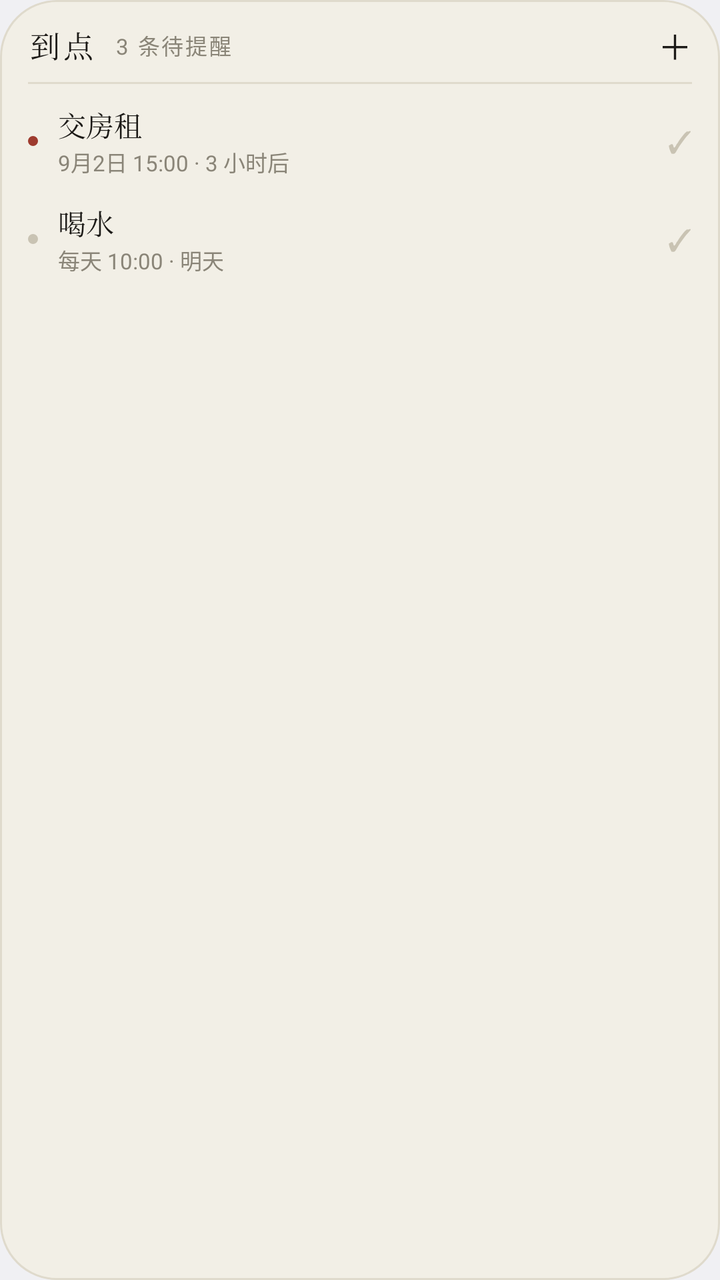
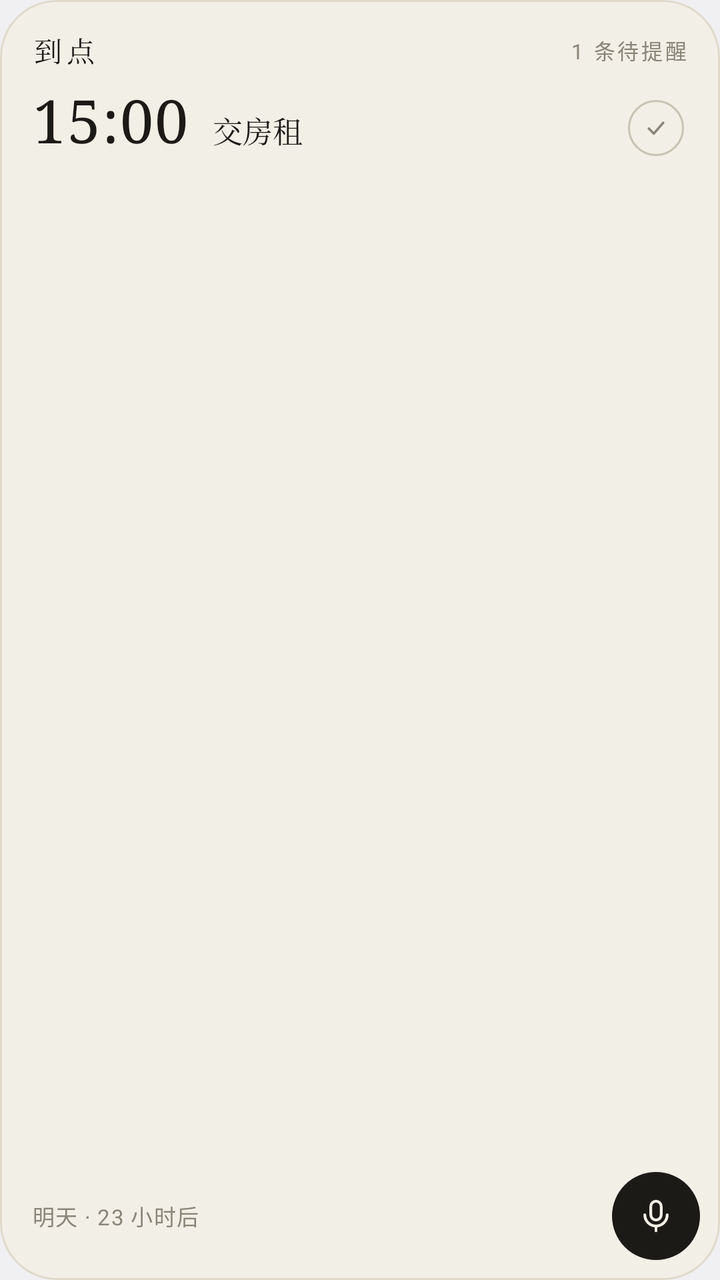

Screens rendered from an Android XML layout before and after an edit, with the pre-edit source and the edit as a unified diff.
<!-- AndroidManifest.xml: application theme Theme.Daodian -->
<!-- res/layout/widget_preview.xml -->
<?xml version="1.0" encoding="utf-8"?>
<LinearLayout xmlns:android="http://schemas.android.com/apk/res/android"
    android:layout_width="match_parent"
    android:layout_height="wrap_content"
    android:orientation="vertical"
    android:background="@drawable/widget_bg">

    <LinearLayout
        android:layout_width="match_parent"
        android:layout_height="wrap_content"
        android:orientation="horizontal"
        android:gravity="center_vertical"
        android:paddingStart="14dp"
        android:paddingEnd="14dp"
        android:paddingTop="10dp"
        android:paddingBottom="6dp">

        <TextView
            android:layout_width="wrap_content"
            android:layout_height="wrap_content"
            android:text="@string/app_name"
            android:fontFamily="serif"
            android:textSize="15sp"
            android:letterSpacing="0.12"
            android:textColor="@color/widget_ink" />

        <TextView
            android:layout_width="0dp"
            android:layout_height="wrap_content"
            android:layout_weight="1"
            android:layout_marginStart="10dp"
            android:text="@string/widget_preview_count"
            android:textSize="11sp"
            android:letterSpacing="0.08"
            android:textColor="@color/widget_muted" />

        <TextView
            android:layout_width="wrap_content"
            android:layout_height="wrap_content"
            android:text="@string/widget_add_glyph"
            android:textSize="17sp"
            android:textColor="@color/widget_ink" />
    </LinearLayout>

    <ImageView
        android:layout_width="match_parent"
        android:layout_height="1dp"
        android:layout_marginStart="14dp"
        android:layout_marginEnd="14dp"
        android:background="@color/widget_rule"
        android:importantForAccessibility="no" />

    <LinearLayout
        android:layout_width="match_parent"
        android:layout_height="wrap_content"
        android:orientation="horizontal"
        android:gravity="center_vertical"
        android:paddingStart="14dp"
        android:paddingEnd="14dp"
        android:paddingTop="10dp"
        android:paddingBottom="6dp">

        <ImageView
            android:layout_width="5dp"
            android:layout_height="5dp"
            android:layout_marginEnd="10dp"
            android:src="@drawable/widget_dot"
            android:importantForAccessibility="no" />

        <LinearLayout
            android:layout_width="0dp"
            android:layout_height="wrap_content"
            android:layout_weight="1"
            android:orientation="vertical">

            <TextView
                android:layout_width="match_parent"
                android:layout_height="wrap_content"
                android:text="@string/widget_preview_title_1"
                android:fontFamily="serif"
                android:textSize="14sp"
                android:textColor="@color/widget_ink" />

            <TextView
                android:layout_width="match_parent"
                android:layout_height="wrap_content"
                android:text="@string/widget_preview_time_1"
                android:textSize="11sp"
                android:textColor="@color/widget_muted" />
        </LinearLayout>

        <TextView
            android:layout_width="wrap_content"
            android:layout_height="wrap_content"
            android:text="@string/widget_done_glyph"
            android:textSize="15sp"
            android:textColor="@color/widget_rule2" />
    </LinearLayout>

    <LinearLayout
        android:layout_width="match_parent"
        android:layout_height="wrap_content"
        android:orientation="horizontal"
        android:gravity="center_vertical"
        android:paddingStart="14dp"
        android:paddingEnd="14dp"
        android:paddingTop="6dp"
        android:paddingBottom="14dp">

        <ImageView
            android:layout_width="5dp"
            android:layout_height="5dp"
            android:layout_marginEnd="10dp"
            android:src="@drawable/widget_dot_muted"
            android:importantForAccessibility="no" />

        <LinearLayout
            android:layout_width="0dp"
            android:layout_height="wrap_content"
            android:layout_weight="1"
            android:orientation="vertical">

            <TextView
                android:layout_width="match_parent"
                android:layout_height="wrap_content"
                android:text="@string/widget_preview_title_2"
                android:fontFamily="serif"
                android:textSize="14sp"
                android:textColor="@color/widget_ink" />

            <TextView
                android:layout_width="match_parent"
                android:layout_height="wrap_content"
                android:text="@string/widget_preview_time_2"
                android:textSize="11sp"
                android:textColor="@color/widget_muted" />
        </LinearLayout>

        <TextView
            android:layout_width="wrap_content"
            android:layout_height="wrap_content"
            android:text="@string/widget_done_glyph"
            android:textSize="15sp"
            android:textColor="@color/widget_rule2" />
    </LinearLayout>

</LinearLayout>
<!-- resources referenced by this layout -->
<resources>
  <color name="widget_ink">#FF1C1A17</color>
  <color name="widget_muted">#FF8A8578</color>
  <color name="widget_rule">#FFDFDACC</color>
  <color name="widget_rule2">#FFC9C3B3</color>
  <!-- drawable widget_bg (drawable) -->
  <?xml version="1.0" encoding="utf-8"?>
  <shape xmlns:android="http://schemas.android.com/apk/res/android" android:shape="rectangle">
      <solid android:color="@color/widget_paper" />
      <stroke android:width="1dp" android:color="@color/widget_rule" />
      <corners android:radius="@android:dimen/system_app_widget_background_radius" />
  </shape>
  <!-- drawable widget_dot (drawable) -->
  <?xml version="1.0" encoding="utf-8"?>
  <shape xmlns:android="http://schemas.android.com/apk/res/android" android:shape="oval">
      <solid android:color="@color/widget_accent" />
  </shape>
  <!-- drawable widget_dot_muted (drawable) -->
  <?xml version="1.0" encoding="utf-8"?>
  <shape xmlns:android="http://schemas.android.com/apk/res/android" android:shape="oval">
      <solid android:color="@color/widget_rule2" />
  </shape>
  <string name="app_name">到点</string>
  <string name="widget_add_glyph" translatable="false">＋</string>
  <string name="widget_done_glyph" translatable="false">✓</string>
  <string name="widget_preview_count">3 条待提醒</string>
  <string name="widget_preview_time_1">9月2日 15:00 · 3 小时后</string>
  <string name="widget_preview_time_2">每天 10:00 · 明天</string>
  <string name="widget_preview_title_1">交房租</string>
  <string name="widget_preview_title_2">喝水</string>
  <style name="Theme.Daodian" parent="android:Theme.DeviceDefault.DayNight">
          <item name="android:windowNoTitle">true</item>
          <item name="android:windowActionBar">false</item>
      </style>
  <color name="widget_paper">#FFF2EFE6</color>
  <color name="widget_accent">#FF9E3B2E</color>
</resources>

<!-- the commit's change to res/layout/widget_preview.xml (unified diff, before → after) -->
@@ -1,147 +1,110 @@
 <?xml version="1.0" encoding="utf-8"?>
 <LinearLayout xmlns:android="http://schemas.android.com/apk/res/android"
     android:layout_width="match_parent"
-    android:layout_height="wrap_content"
+    android:layout_height="match_parent"
     android:orientation="vertical"
-    android:background="@drawable/widget_bg">
+    android:background="@drawable/widget_bg"
+    android:paddingStart="16dp"
+    android:paddingEnd="10dp"
+    android:paddingTop="12dp"
+    android:paddingBottom="10dp">
 
     <LinearLayout
         android:layout_width="match_parent"
-        android:layout_height="wrap_content"
+        android:layout_height="26dp"
         android:orientation="horizontal"
         android:gravity="center_vertical"
-        android:paddingStart="14dp"
-        android:paddingEnd="14dp"
-        android:paddingTop="10dp"
-        android:paddingBottom="6dp">
+        android:paddingEnd="6dp">
 
         <TextView
             android:layout_width="wrap_content"
             android:layout_height="wrap_content"
             android:text="@string/app_name"
             android:fontFamily="serif"
-            android:textSize="15sp"
-            android:letterSpacing="0.12"
+            android:textSize="14sp"
+            android:letterSpacing="0.16"
             android:textColor="@color/widget_ink" />
 
         <TextView
             android:layout_width="0dp"
             android:layout_height="wrap_content"
             android:layout_weight="1"
-            android:layout_marginStart="10dp"
+            android:gravity="end"
             android:text="@string/widget_preview_count"
-            android:textSize="11sp"
-            android:letterSpacing="0.08"
+            android:textSize="10.5sp"
+            android:letterSpacing="0.12"
             android:textColor="@color/widget_muted" />
+    </LinearLayout>
+
+    <LinearLayout
+        android:layout_width="match_parent"
+        android:layout_height="0dp"
+        android:layout_weight="1"
+        android:orientation="horizontal"
+        android:gravity="top|center_vertical"
+        android:paddingTop="6dp">
 
         <TextView
             android:layout_width="wrap_content"
             android:layout_height="wrap_content"
-            android:text="@string/widget_add_glyph"
-            android:textSize="17sp"
+            android:text="@string/widget_preview_time"
+            android:fontFamily="serif"
+            android:textSize="30sp"
+            android:letterSpacing="0.02"
+            android:includeFontPadding="false"
             android:textColor="@color/widget_ink" />
-    </LinearLayout>
 
-    <ImageView
-        android:layout_width="match_parent"
-        android:layout_height="1dp"
-        android:layout_marginStart="14dp"
-        android:layout_marginEnd="14dp"
-        android:background="@color/widget_rule"
-        android:importantForAccessibility="no" />
-
-    <LinearLayout
-        android:layout_width="match_parent"
-        android:layout_height="wrap_content"
-        android:orientation="horizontal"
-        android:gravity="center_vertical"
-        android:paddingStart="14dp"
-        android:paddingEnd="14dp"
-        android:paddingTop="10dp"
-        android:paddingBottom="6dp">
-
-        <ImageView
-            android:layout_width="5dp"
-            android:layout_height="5dp"
-            android:layout_marginEnd="10dp"
-            android:src="@drawable/widget_dot"
-            android:importantForAccessibility="no" />
-
-        <LinearLayout
+        <TextView
             android:layout_width="0dp"
             android:layout_height="wrap_content"
             android:layout_weight="1"
-            android:orientation="vertical">
+            android:layout_marginStart="12dp"
+            android:text="@string/widget_preview_title"
+            android:fontFamily="serif"
+            android:textSize="15sp"
+            android:textColor="@color/widget_ink" />
 
-            <TextView
-                android:layout_width="match_parent"
-                android:layout_height="wrap_content"
-                android:text="@string/widget_preview_title_1"
-                android:fontFamily="serif"
-                android:textSize="14sp"
-                android:textColor="@color/widget_ink" />
+        <FrameLayout
+            android:layout_width="44dp"
+            android:layout_height="40dp">
 
-            <TextView
-                android:layout_width="match_parent"
-                android:layout_height="wrap_content"
-                android:text="@string/widget_preview_time_1"
-                android:textSize="11sp"
-                android:textColor="@color/widget_muted" />
-        </LinearLayout>
-
-        <TextView
-            android:layout_width="wrap_content"
-            android:layout_height="wrap_content"
-            android:text="@string/widget_done_glyph"
-            android:textSize="15sp"
-            android:textColor="@color/widget_rule2" />
+            <ImageView
+                android:layout_width="28dp"
+                android:layout_height="28dp"
+                android:layout_gravity="center"
+                android:background="@drawable/widget_done_ring"
+                android:padding="8dp"
+                android:src="@drawable/ic_widget_check" />
+        </FrameLayout>
     </LinearLayout>
 
     <LinearLayout
         android:layout_width="match_parent"
-        android:layout_height="wrap_content"
+        android:layout_height="44dp"
+        android:layout_marginTop="4dp"
         android:orientation="horizontal"
-        android:gravity="center_vertical"
-        android:paddingStart="14dp"
-        android:paddingEnd="14dp"
-        android:paddingTop="6dp"
-        android:paddingBottom="14dp">
+        android:gravity="center_vertical">
 
-        <ImageView
-            android:layout_width="5dp"
-            android:layout_height="5dp"
-            android:layout_marginEnd="10dp"
-            android:src="@drawable/widget_dot_muted"
-            android:importantForAccessibility="no" />
-
-        <LinearLayout
+        <TextView
             android:layout_width="0dp"
             android:layout_height="wrap_content"
             android:layout_weight="1"
-            android:orientation="vertical">
+            android:text="@string/widget_preview_when"
+            android:textSize="11sp"
+            android:letterSpacing="0.04"
+            android:textColor="@color/widget_muted" />
 
-            <TextView
-                android:layout_width="match_parent"
-                android:layout_height="wrap_content"
-                android:text="@string/widget_preview_title_2"
-                android:fontFamily="serif"
-                android:textSize="14sp"
-                android:textColor="@color/widget_ink" />
+        <FrameLayout
+            android:layout_width="44dp"
+            android:layout_height="44dp"
+            android:background="@drawable/widget_mic_disc">
 
-            <TextView
-                android:layout_width="match_parent"
-                android:layout_height="wrap_content"
-                android:text="@string/widget_preview_time_2"
-                android:textSize="11sp"
-                android:textColor="@color/widget_muted" />
-        </LinearLayout>
-
-        <TextView
-            android:layout_width="wrap_content"
-            android:layout_height="wrap_content"
-            android:text="@string/widget_done_glyph"
-            android:textSize="15sp"
-            android:textColor="@color/widget_rule2" />
+            <ImageView
+                android:layout_width="20dp"
+                android:layout_height="20dp"
+                android:layout_gravity="center"
+                android:src="@drawable/ic_widget_mic" />
+        </FrameLayout>
     </LinearLayout>
 
 </LinearLayout>
<!-- resource entries referenced after the edit -->
@@ -2,8 +2,43 @@
 <resources>
   <color name="widget_ink">#FF1C1A17</color>
   <color name="widget_muted">#FF8A8578</color>
+  <!-- drawable ic_widget_check (drawable) -->
+  <?xml version="1.0" encoding="utf-8"?>
+  <vector xmlns:android="http://schemas.android.com/apk/res/android"
+      android:width="12dp"
+      android:height="12dp"
+      android:viewportWidth="12"
+      android:viewportHeight="12">
+      <path
+          android:pathData="M2.4,6.3 L4.9,8.8 L9.6,3.4"
+          android:strokeColor="@color/widget_muted"
+          android:strokeWidth="1.2"
+          android:strokeLineCap="round"
+          android:strokeLineJoin="round" />
+  </vector>
+  <!-- drawable ic_widget_mic (drawable) -->
+  <?xml version="1.0" encoding="utf-8"?>
+  <vector xmlns:android="http://schemas.android.com/apk/res/android"
+      android:width="20dp"
+      android:height="20dp"
+      android:viewportWidth="20"
+      android:viewportHeight="20">
+      <path
+          android:pathData="M7.4,5.2 A2.6,2.6 0 0 1 12.6,5.2 L12.6,9.4 A2.6,2.6 0 0 1 7.4,9.4 Z"
+          android:strokeColor="@color/widget_on_solid"
+          android:strokeWidth="1.4"
+          android:strokeLineCap="round"
+          android:strokeLineJoin="round" />
+      <path
+          android:pathData="M4.4,9.4 C4.4,12.5 6.9,15 10,15 C13.1,15 15.6,12.5 15.6,9.4 M10,15 L10,17.4"
+          android:strokeColor="@color/widget_on_solid"
+          android:strokeWidth="1.4"
+          android:strokeLineCap="round"
+          android:strokeLineJoin="round" />
+  </vector>
   <color name="widget_rule">#FFDFDACC</color>
   <color name="widget_rule2">#FFC9C3B3</color>
+  <color name="widget_solid">#FF1C1A17</color>
   <!-- drawable widget_bg (drawable) -->
   <?xml version="1.0" encoding="utf-8"?>
   <shape xmlns:android="http://schemas.android.com/apk/res/android" android:shape="rectangle">
@@ -11,29 +46,26 @@
       <stroke android:width="1dp" android:color="@color/widget_rule" />
       <corners android:radius="@android:dimen/system_app_widget_background_radius" />
   </shape>
-  <!-- drawable widget_dot (drawable) -->
+  <!-- drawable widget_done_ring (drawable) -->
   <?xml version="1.0" encoding="utf-8"?>
   <shape xmlns:android="http://schemas.android.com/apk/res/android" android:shape="oval">
-      <solid android:color="@color/widget_accent" />
+      <stroke android:width="1dp" android:color="@color/widget_rule2" />
   </shape>
-  <!-- drawable widget_dot_muted (drawable) -->
+  <!-- drawable widget_mic_disc (drawable) -->
   <?xml version="1.0" encoding="utf-8"?>
   <shape xmlns:android="http://schemas.android.com/apk/res/android" android:shape="oval">
-      <solid android:color="@color/widget_rule2" />
+      <solid android:color="@color/widget_solid" />
   </shape>
   <string name="app_name">到点</string>
-  <string name="widget_add_glyph" translatable="false">＋</string>
-  <string name="widget_done_glyph" translatable="false">✓</string>
-  <string name="widget_preview_count">3 条待提醒</string>
-  <string name="widget_preview_time_1">9月2日 15:00 · 3 小时后</string>
-  <string name="widget_preview_time_2">每天 10:00 · 明天</string>
-  <string name="widget_preview_title_1">交房租</string>
-  <string name="widget_preview_title_2">喝水</string>
+  <string name="widget_preview_count">1 条待提醒</string>
+  <string name="widget_preview_time" translatable="false">15:00</string>
+  <string name="widget_preview_title">交房租</string>
+  <string name="widget_preview_when">明天 · 23 小时后</string>
   <style name="Theme.Daodian" parent="android:Theme.DeviceDefault.DayNight">
           <item name="android:windowNoTitle">true</item>
           <item name="android:windowActionBar">false</item>
       </style>
+  <color name="widget_on_solid">#FFF2EFE6</color>
   <color name="widget_paper">#FFF2EFE6</color>
-  <color name="widget_accent">#FF9E3B2E</color>
 </resources>
 
